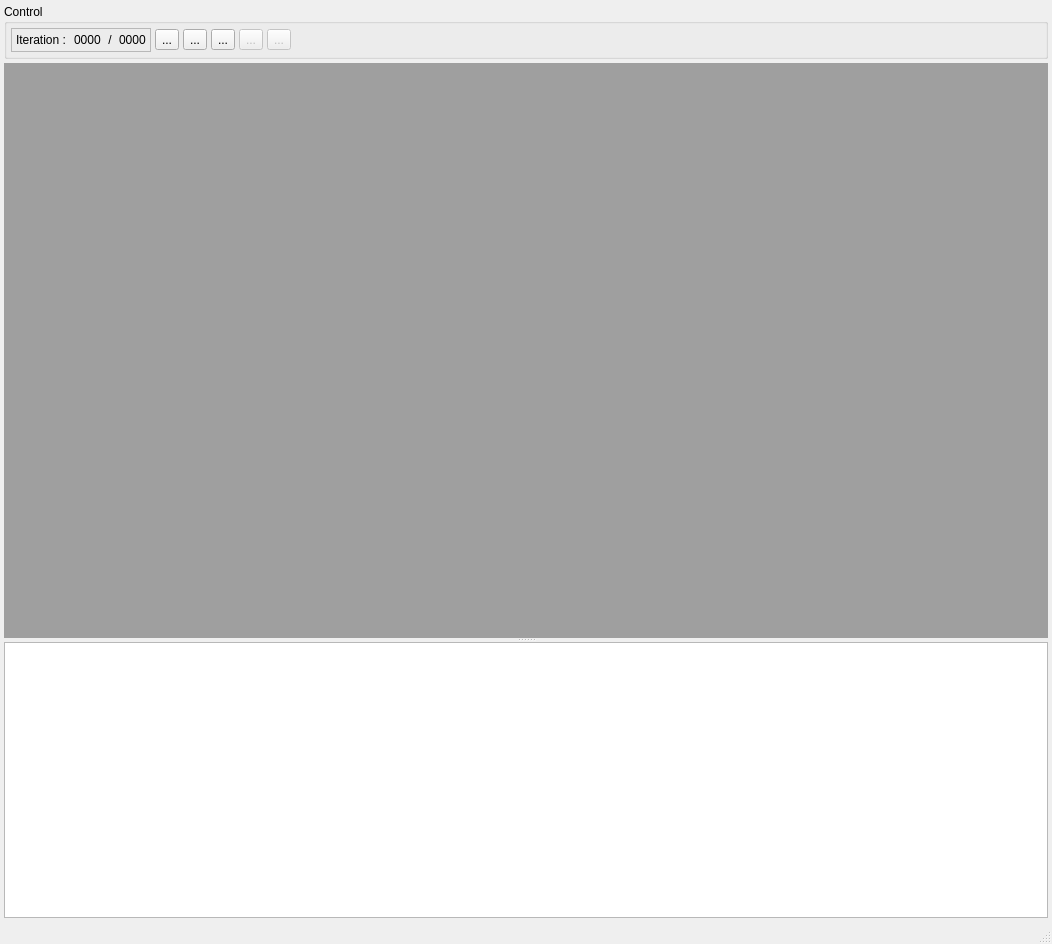
Qt form src/gui/gui.ui (disorderedmaterials/dissolve) before a commit.
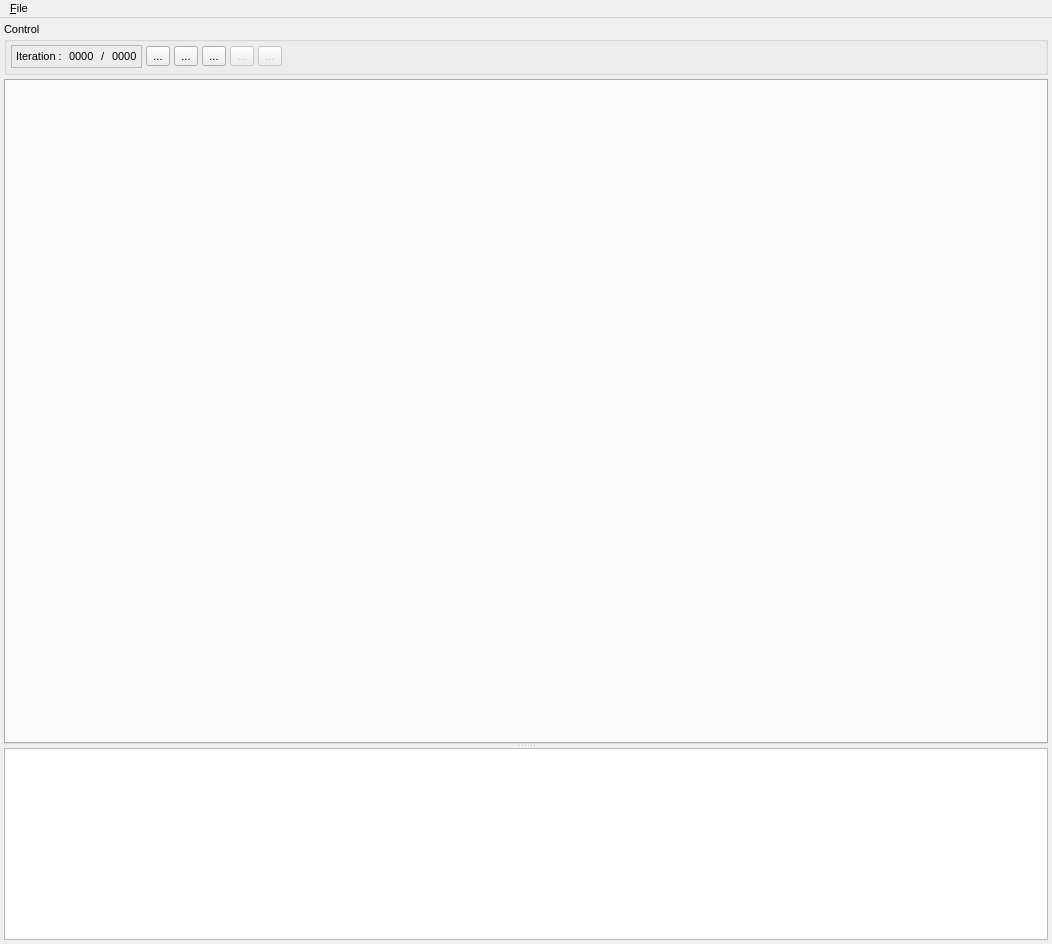
The same form after that commit. Icons and pictures are not drawn.

Patch:
```diff
--- a/src/gui/gui.ui
+++ b/src/gui/gui.ui
@@ -12,7 +12,7 @@
   </property>
   <property name="font">
    <font>
-    <pointsize>9</pointsize>
+    <pointsize>8</pointsize>
    </font>
   </property>
   <property name="windowTitle">
@@ -277,17 +277,15 @@
       <property name="orientation">
        <enum>Qt::Vertical</enum>
       </property>
-      <widget class="QMdiArea" name="MainArea">
-       <property name="font">
-        <font>
-         <pointsize>9</pointsize>
-        </font>
+      <widget class="QTabWidget" name="MainTabs">
+       <property name="sizePolicy">
+        <sizepolicy hsizetype="Expanding" vsizetype="Expanding">
+         <horstretch>0</horstretch>
+         <verstretch>10</verstretch>
+        </sizepolicy>
        </property>
-       <property name="verticalScrollBarPolicy">
-        <enum>Qt::ScrollBarAsNeeded</enum>
-       </property>
-       <property name="horizontalScrollBarPolicy">
-        <enum>Qt::ScrollBarAsNeeded</enum>
+       <property name="currentIndex">
+        <number>-1</number>
        </property>
       </widget>
       <widget class="QTextBrowser" name="MessagesBrowser">
@@ -308,11 +306,35 @@
      <x>0</x>
      <y>0</y>
      <width>1052</width>
-     <height>24</height>
+     <height>23</height>
     </rect>
    </property>
+   <widget class="QMenu" name="FileMenu">
+    <property name="title">
+     <string>&amp;File</string>
+    </property>
+    <addaction name="FileOpenAction"/>
+    <addaction name="FileSaveAction"/>
+    <addaction name="separator"/>
+    <addaction name="FileQuitAction"/>
+   </widget>
+   <addaction name="FileMenu"/>
   </widget>
-  <widget class="QStatusBar" name="statusbar"/>
+  <action name="FileOpenAction">
+   <property name="text">
+    <string>&amp;Open...</string>
+   </property>
+  </action>
+  <action name="FileSaveAction">
+   <property name="text">
+    <string>&amp;Save</string>
+   </property>
+  </action>
+  <action name="FileQuitAction">
+   <property name="text">
+    <string>&amp;Quit</string>
+   </property>
+  </action>
  </widget>
  <resources>
   <include location="icons.qrc"/>
```
Left out of the diff: 4 changed lines with no effect on the pictures.
